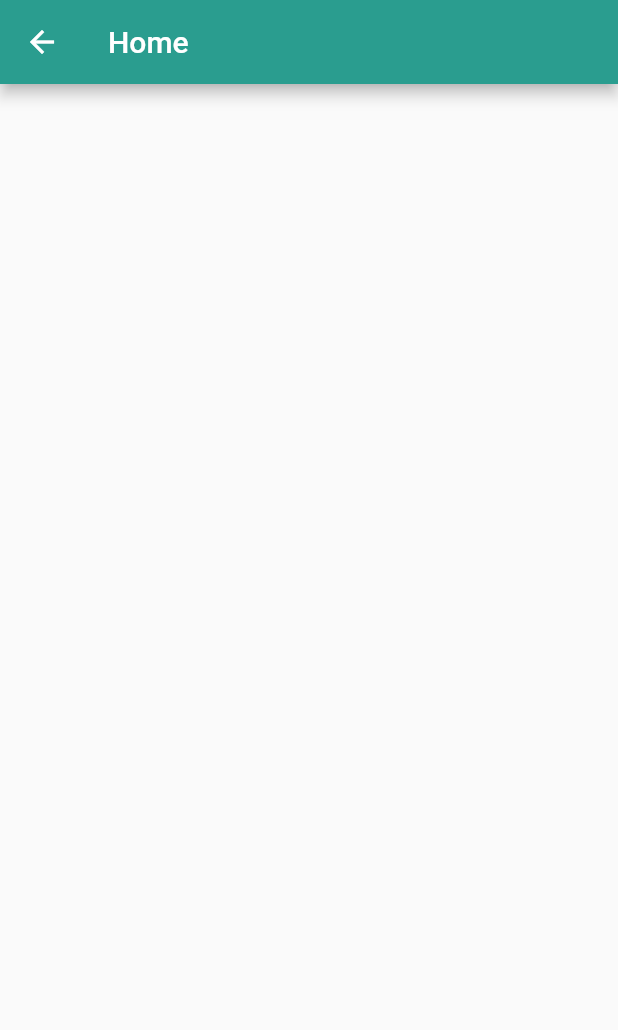
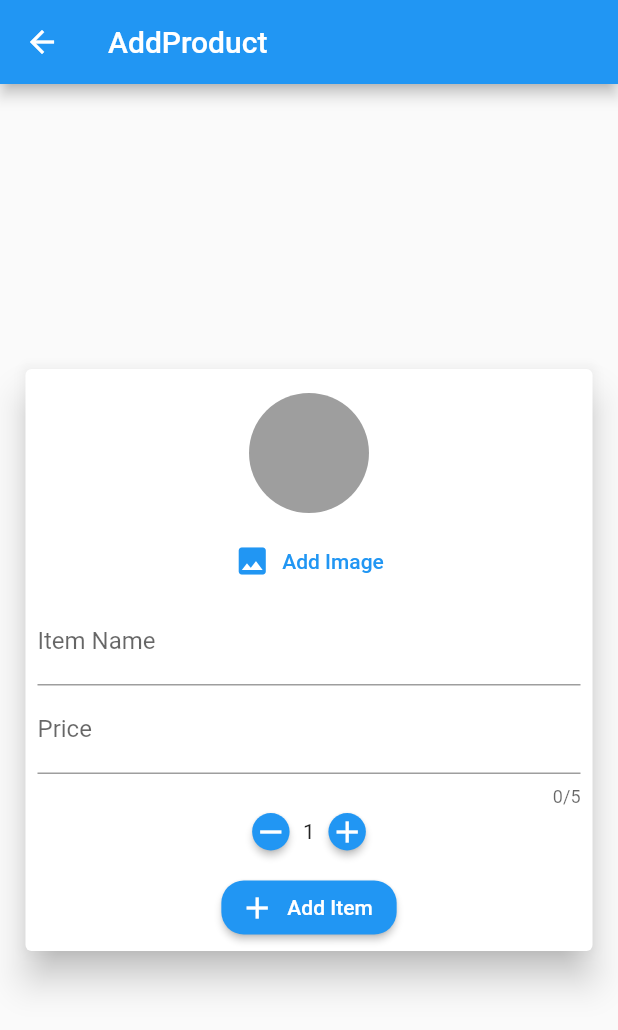
Before and after one commit to Ritikag2906/Grocery-App, a Flutter app: the HomePage screen opened directly, on a phone screen of 412 x 824 dp. Shown: the top 1030 px of the screen. Run offline on Flutter 3.47's test engine with Material 2 defaults, Android fonts, the phone set to English and light mode, and no system bars; our stand-ins replace cached_network_image, image_picker, pull_to_refresh, shimmer; missing offline and left inert: custom_line_indicator_bottom_navbar, marquee_text.

Commit message:
first page added

```diff
--- /dev/null
+++ b/lib/Models/grocery_item.dart
@@ -0,0 +1,15 @@
+class Item {
+  final String id;
+  final String name;
+  final String imagePath;
+  final double price;
+  final int quantity;
+
+  Item({
+    required this.id,
+    required this.name,
+    required this.price,
+    required this.imagePath,
+    required this.quantity,
+  });
+}
--- /dev/null
+++ b/lib/customWidgets/card.dart
@@ -0,0 +1,175 @@
+// ignore: file_names
+import 'dart:io';
+
+import 'package:flutter/material.dart';
+import 'package:image_picker/image_picker.dart';
+
+import '../customWidgets/counter.dart';
+import '../Models/grocery_item.dart';
+import '../providers/grocery_list.dart';
+
+class HomeCard extends StatefulWidget {
+  const HomeCard({Key? key}) : super(key: key);
+
+  @override
+  _HomeCardState createState() => _HomeCardState();
+}
+
+class _HomeCardState extends State<HomeCard> {
+  dynamic _pickedImage = '';
+  dynamic _img;
+
+  var _itemName = '';
+  var _itemPrice = '';
+  var _currVal = 1;
+
+  Future<void> _pickImage() async {
+    _pickedImage = await ImagePicker().pickImage(source: ImageSource.camera);
+    setState(() {
+      _img = _pickedImage!.path;
+    });
+  }
+
+  Future<void> _addProduct() async {
+    if (!formKey.currentState!.validate()) {
+      return;
+    }
+    if (_img == null) {
+      ScaffoldMessenger.of(context).showSnackBar(
+        const SnackBar(
+          content: Text(
+            'Please select an image',
+          ),
+        ),
+      );
+      return;
+    }
+    formKey.currentState!.save();
+
+    GroceryList().addItem(Item(
+      id: DateTime.now().toString(),
+      name: _itemName,
+      price: double.parse(_itemPrice),
+      quantity: _currVal,
+      imagePath: _img,
+    ));
+  }
+
+  final formKey = GlobalKey<FormState>();
+  @override
+  Widget build(BuildContext context) {
+    final dimensions = MediaQuery.of(context);
+    return Center(
+      child: Container(
+        height: dimensions.size.height * 0.5,
+        width: dimensions.size.width * 85,
+        margin: const EdgeInsets.symmetric(
+          horizontal: 5,
+          vertical: 15,
+        ),
+        child: Padding(
+          padding: const EdgeInsets.all(8.0),
+          child: Card(
+            elevation: 10,
+            child: Form(
+              key: formKey,
+              child: SingleChildScrollView(
+                child: Padding(
+                  padding: const EdgeInsets.all(8.0),
+                  child: Column(
+                    mainAxisAlignment: MainAxisAlignment.spaceAround,
+                    children: [
+                      Padding(
+                        padding: const EdgeInsets.all(8.0),
+                        child: CircleAvatar(
+                          radius: 40,
+                          backgroundImage: _img == null
+                              ? null
+                              : FileImage(
+                                  File(_img),
+                                ),
+                          backgroundColor: Colors.grey,
+                        ),
+                      ),
+                      TextButton.icon(
+                        icon: Icon(
+                          Icons.image,
+                          color: Theme.of(context).primaryColor,
+                        ),
+                        onPressed: _pickImage,
+                        label: Text(
+                          'Add Image',
+                          style:
+                              TextStyle(color: Theme.of(context).primaryColor),
+                        ),
+                      ),
+                      TextFormField(
+                        decoration: const InputDecoration(
+                          label: Text('Item Name'),
+                        ),
+                        onSaved: (val) {
+                          _itemName = val ?? '';
+                        },
+                        validator: (val) {
+                          if (val!.isEmpty) {
+                            return 'Enter valid item name';
+                          }
+                          return null;
+                        },
+                      ),
+                      TextFormField(
+                        maxLength: 5,
+                        decoration: const InputDecoration(
+                          label: Text('Price'),
+                        ),
+                        validator: (val) {
+                          if (val!.isEmpty) {
+                            return 'Enter valid price';
+                          }
+                          return null;
+                        },
+                        onSaved: (val) {
+                          _itemPrice = val ?? '';
+                        },
+                        keyboardType: TextInputType.number,
+                      ),
+                      Counter(
+                        initialValue: _currVal,
+                        minValue: 1,
+                        maxValue: 100,
+                        step: 1,
+                        onChanged: (n) {
+                          setState(() {
+                            _currVal = n;
+                          });
+                        },
+                        buttonSize: 25,
+                        decimalPlaces: 0,
+                      ),
+                      const SizedBox(
+                        height: 10,
+                      ),
+                      ElevatedButton.icon(
+                        onPressed: _addProduct,
+                        icon: const Icon(Icons.add),
+                        label: const Text('Add Item'),
+                        style: ButtonStyle(
+                          shape:
+                              MaterialStateProperty.all<RoundedRectangleBorder>(
+                            RoundedRectangleBorder(
+                              borderRadius: BorderRadius.circular(15.0),
+                            ),
+                          ),
+                        ),
+                      ),
+                    ],
+                  ),
+                ),
+              ),
+            ),
+          ),
+        ),
+      ),
+    );
+  }
+}
--- /dev/null
+++ b/lib/customWidgets/counter.dart
@@ -0,0 +1,106 @@
+library counter;
+
+import 'package:flutter/material.dart';
+import 'package:flutter/rendering.dart';
+
+typedef void CounterChangeCallback(int value);
+
+class Counter extends StatelessWidget {
+  final CounterChangeCallback onChanged;
+
+  Counter({
+    required int initialValue,
+    required this.minValue,
+    required this.maxValue,
+    required this.onChanged,
+    required this.decimalPlaces,
+    this.color = Colors.blue,
+    this.textStyle = const TextStyle(),
+    this.step = 1,
+    this.buttonSize = 25,
+  })  : assert(maxValue > minValue),
+        assert(initialValue >= minValue && initialValue <= maxValue),
+        assert(step > 0),
+        selectedValue = initialValue;
+
+  ///min value user can pick
+  final int minValue;
+
+  ///max value user can pick
+  final int maxValue;
+
+  /// decimal places required by the counter
+  final int decimalPlaces;
+
+  ///Currently selected integer value
+  int selectedValue;
+
+  /// if min=0, max=5, step=3, then items will be 0 and 3.
+  final int step;
+
+  /// indicates the color of fab used for increment and decrement
+  Color color;
+
+  /// text syle
+  TextStyle textStyle;
+
+  final double buttonSize;
+
+  void _incrementCounter() {
+    if (selectedValue + step <= maxValue) {
+      onChanged((selectedValue + step));
+    }
+  }
+
+  void _decrementCounter() {
+    if (selectedValue - step >= minValue) {
+      onChanged((selectedValue - step));
+    }
+  }
+
+  @override
+  Widget build(BuildContext context) {
+    final ThemeData themeData = Theme.of(context);
+    color = color;
+    textStyle = textStyle;
+
+    return Container(
+      padding: const EdgeInsets.all(4.0),
+      child: Row(
+        crossAxisAlignment: CrossAxisAlignment.center,
+        mainAxisSize: MainAxisSize.min,
+        children: [
+          SizedBox(
+            width: buttonSize,
+            height: buttonSize,
+            child: FloatingActionButton(
+              onPressed: _decrementCounter,
+              elevation: 2,
+              tooltip: 'Decrement',
+              child: const Icon(Icons.remove),
+              backgroundColor: color,
+            ),
+          ),
+          Container(
+            margin: const EdgeInsets.symmetric(horizontal: 5.0),
+            padding: const EdgeInsets.all(4.0),
+            child: Text(
+                '${num.parse((selectedValue).toStringAsFixed(decimalPlaces))}',
+                style: textStyle),
+          ),
+          SizedBox(
+            width: buttonSize,
+            height: buttonSize,
+            child: FloatingActionButton(
+              onPressed: _incrementCounter,
+              elevation: 2,
+              tooltip: 'Increment',
+              child: const Icon(Icons.add),
+              backgroundColor: color,
+            ),
+          ),
+        ],
+      ),
+    );
+  }
+}
--- a/lib/main.dart
+++ b/lib/main.dart
@@ -1,5 +1,6 @@
 import 'package:custom_line_indicator_bottom_navbar/custom_line_indicator_bottom_navbar.dart';
 import 'package:flutter/material.dart';
+import 'package:grocery_app/customWidgets/card.dart';
 import 'package:grocery_app/pages/HomePage.dart';
 import 'package:grocery_app/pages/ShopPage.dart';
 import 'package:grocery_app/utils/widgetConstants.dart';
--- a/lib/pages/HomePage.dart
+++ b/lib/pages/HomePage.dart
@@ -1,8 +1,11 @@
 import 'package:flutter/material.dart';
-import 'package:grocery_app/utils/widgetConstants.dart';
+
+import '../customWidgets/card.dart';
 
 class HomePage extends StatefulWidget {
-  const HomePage({Key? key}) : super(key: key);
+  static const String routeName = '/AddProduct';
+
+  const HomePage();
 
   @override
   _HomePageState createState() => _HomePageState();
@@ -13,9 +16,9 @@ class _HomePageState extends State<HomePage> {
   Widget build(BuildContext context) {
     return Scaffold(
       appBar: AppBar(
-        title: const Text("Home"),
-        backgroundColor: GlobalColors.primaryColor,
+        title: const Text('AddProduct'),
       ),
+      body: HomeCard(),
     );
   }
 }
--- /dev/null
+++ b/lib/providers/grocery_list.dart
@@ -0,0 +1,25 @@
+// ignore_for_file: unused_field
+
+import 'package:flutter/cupertino.dart';
+
+import 'package:flutter/material.dart';
+
+import '../Models/grocery_item.dart';
+
+class GroceryList with ChangeNotifier {
+  // ignore: prefer_final_fields
+  List<Item> _items = [];
+
+  List<Item> get items {
+    return [..._items];
+  }
+
+  int get length {
+    return _items.length;
+  }
+
+  void addItem(Item item) {
+    _items.add(item);
+    notifyListeners();
+  }
+}
```
Also changed, not shown: pubspec.yaml (+3 -21 lines), pubspec.lock.
